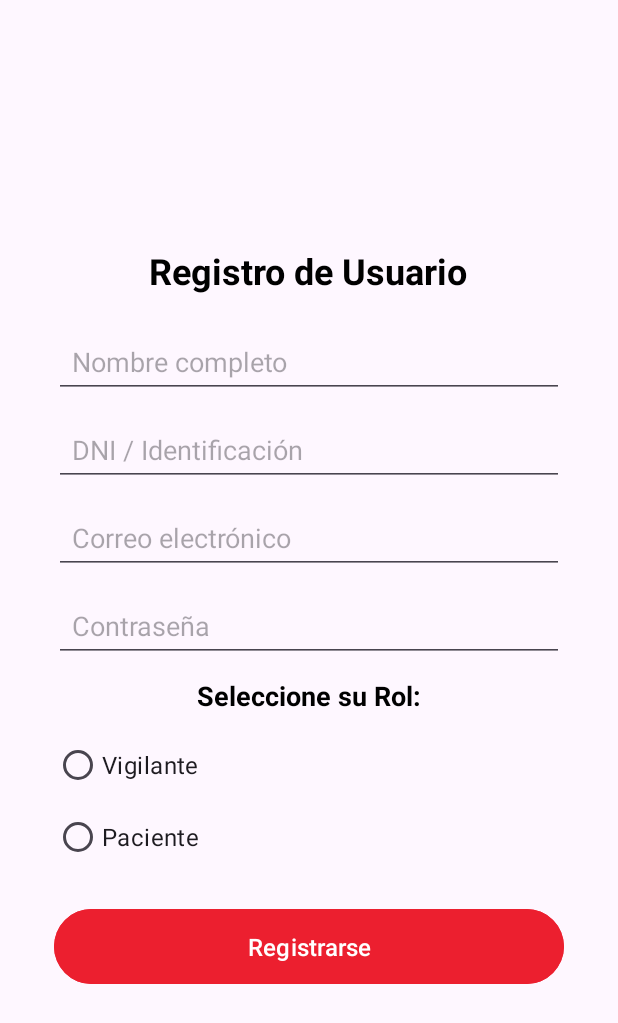
After one commit to sebas7961/HeartAlarm2.0, an Android app: the RegisterFragment screen opened through its navigation route, on a phone screen of 412 x 824 dp. The commit adds this screen. Shown: the top 1023 px of the screen. Run offline under Robolectric (Android 15) with nearby library versions, the phone set to English and light mode, and no system bars; our stand-ins replace Firebase (no records; nobody signed in at launch, a user with empty details on screens opened directly).

Commit message:
Registro configurado con firebase

```diff
--- a/app/src/main/java/com/example/heartalarm20/view/adapters/ContactoAdapter.java
+++ b/app/src/main/java/com/example/heartalarm20/view/adapters/ContactoAdapter.java
@@ -12,9 +12,9 @@ import android.widget.TextView;
 
 import androidx.annotation.NonNull;
 import androidx.recyclerview.widget.RecyclerView;
+import com.example.heartalarm20.model.entities.ContactoEmergencia;
 
 import com.example.heartalarm20.R;
-import com.example.heartalarm20.model.entities.ContactoEmergencia;
 
 import java.util.List;
 
--- a/app/src/main/java/com/example/heartalarm20/view/fragments/LoginFragment.java
+++ b/app/src/main/java/com/example/heartalarm20/view/fragments/LoginFragment.java
@@ -22,6 +22,12 @@ public class LoginFragment extends Fragment {
 
         Button btnPrueba = view.findViewById(R.id.btn_prueba);
 
+        Button btnRegister = view.findViewById(R.id.btn_register);
+
+        btnRegister.setOnClickListener(v -> {
+            Navigation.findNavController(view).navigate(R.id.action_loginFragment_to_registerFragment);
+        });
+
         btnPrueba.setOnClickListener(v ->
                 Navigation.findNavController(view).navigate(R.id.action_loginFragment_to_pacienteActivity)
         );
--- /dev/null
+++ b/app/src/main/java/com/example/heartalarm20/view/fragments/RegisterFragment.java
@@ -0,0 +1,97 @@
+package com.example.heartalarm20.view.fragments;
+
+import android.os.Bundle;
+import android.text.TextUtils;
+import android.view.LayoutInflater;
+import android.view.View;
+import android.view.ViewGroup;
+import android.widget.Button;
+import android.widget.EditText;
+import android.widget.ProgressBar;
+import android.widget.RadioButton;
+import android.widget.RadioGroup;
+import android.widget.Toast;
+
+import androidx.annotation.NonNull;
+import androidx.annotation.Nullable;
+import androidx.fragment.app.Fragment;
+import androidx.lifecycle.ViewModelProvider;
+import androidx.navigation.Navigation;
+
+import com.example.heartalarm20.R;
+import com.example.heartalarm20.model.entities.Usuario;
+import com.example.heartalarm20.viewmodel.RegisterViewModel;
+
+public class RegisterFragment extends Fragment {
+
+    private RegisterViewModel registerViewModel;
+    private EditText etName, etDni, etEmail, etPassword, etEmergencyContact, etRole;
+    private ProgressBar progressBar;
+    private RadioGroup roleGroup;
+
+    @Nullable
+    @Override
+    public View onCreateView(@NonNull LayoutInflater inflater, @Nullable ViewGroup container, @Nullable Bundle savedInstanceState) {
+        View view = inflater.inflate(R.layout.fragment_register, container, false);
+
+        registerViewModel = new ViewModelProvider(this).get(RegisterViewModel.class);
+
+        etName = view.findViewById(R.id.et_name);
+        etDni = view.findViewById(R.id.et_dni);
+        etEmail = view.findViewById(R.id.et_email);
+        etPassword = view.findViewById(R.id.et_password);
+        progressBar = view.findViewById(R.id.progressBar);
+        Button btnRegister = view.findViewById(R.id.btn_register);
+        roleGroup = view.findViewById(R.id.rg_roles);
+
+        btnRegister.setOnClickListener(v -> registerUser());
+
+        observeViewModel();
+
+        return view;
+    }
+
+    private void registerUser() {
+        String name = etName.getText().toString().trim();
+        String dni = etDni.getText().toString().trim();
+        String email = etEmail.getText().toString().trim();
+        String password = etPassword.getText().toString().trim();
+        String role = getSelectedRole();
+
+        if (validateInputs(name, dni, email, password, role)) {
+            progressBar.setVisibility(View.VISIBLE);
+            Usuario user = new Usuario(name, dni, email, password, role.equals("Paciente"));
+            registerViewModel.registerUser(email, password, user);
+        }
+    }
+
+    private String getSelectedRole() {
+        int selectedId = roleGroup.getCheckedRadioButtonId();
+        if (selectedId != -1) {
+            RadioButton selectedRadioButton = getView().findViewById(selectedId);
+            return selectedRadioButton.getText().toString();
+        }
+        return "";
+    }
+
+    private boolean validateInputs(String name, String dni, String email, String password, String role) {
+        if (TextUtils.isEmpty(name) || TextUtils.isEmpty(dni) || TextUtils.isEmpty(email) ||
+                TextUtils.isEmpty(password) || TextUtils.isEmpty(role)) {
+            Toast.makeText(getActivity(), "Todos los campos son obligatorios", Toast.LENGTH_SHORT).show();
+            return false;
+        }
+        return true;
+    }
+
+    private void observeViewModel() {
+        registerViewModel.isUserRegistered.observe(getViewLifecycleOwner(), isRegistered -> {
+            progressBar.setVisibility(View.GONE);
+            if (isRegistered) {
+                Toast.makeText(getActivity(), "Registro exitoso", Toast.LENGTH_SHORT).show();
+                Navigation.findNavController(requireView()).navigate(R.id.action_registerFragment_to_loginFragment);
+            } else {
+                Toast.makeText(getActivity(), "Error en el registro", Toast.LENGTH_SHORT).show();
+            }
+        });
+    }
+}
--- /dev/null
+++ b/app/src/main/java/com/example/heartalarm20/viewmodel/RegisterViewModel.java
@@ -0,0 +1,22 @@
+package com.example.heartalarm20.viewmodel;
+
+import androidx.lifecycle.LiveData;
+import androidx.lifecycle.ViewModel;
+
+import com.example.heartalarm20.model.entities.Usuario;
+import com.example.heartalarm20.model.repositories.FirebaseAuthRepository;
+
+public class RegisterViewModel extends ViewModel {
+
+    private final FirebaseAuthRepository authRepository;
+    public LiveData<Boolean> isUserRegistered;
+
+    public RegisterViewModel() {
+        authRepository = new FirebaseAuthRepository();
+        isUserRegistered = authRepository.isUserRegistered;
+    }
+
+    public void registerUser(String email, String password, Usuario usuario) {
+        authRepository.registerUser(email, password, usuario);
+    }
+}
--- /dev/null
+++ b/app/src/main/res/layout/fragment_register.xml
@@ -0,0 +1,119 @@
+<?xml version="1.0" encoding="utf-8"?>
+<ScrollView xmlns:android="http://schemas.android.com/apk/res/android"
+    android:layout_width="match_parent"
+    android:layout_height="match_parent"
+    android:fillViewport="true"
+    android:padding="20dp">
+
+    <LinearLayout
+        android:layout_width="match_parent"
+        android:layout_height="wrap_content"
+        android:orientation="vertical"
+        android:gravity="center"
+        android:padding="16dp">
+
+        <!-- Título -->
+        <TextView
+            android:layout_width="wrap_content"
+            android:layout_height="wrap_content"
+            android:text="Registro de Usuario"
+            android:textSize="24sp"
+            android:textStyle="bold"
+            android:textColor="@color/black"
+            android:gravity="center"
+            android:layout_marginBottom="20dp"/>
+
+        <!-- Campo Nombre -->
+        <EditText
+            android:id="@+id/et_name"
+            android:layout_width="match_parent"
+            android:layout_height="wrap_content"
+            android:hint="Nombre completo"
+            android:inputType="textPersonName"
+            android:padding="12dp"
+            android:layout_marginBottom="10dp"/>
+
+        <!-- Campo DNI -->
+        <EditText
+            android:id="@+id/et_dni"
+            android:layout_width="match_parent"
+            android:layout_height="wrap_content"
+            android:hint="DNI / Identificación"
+            android:inputType="number"
+            android:padding="12dp"
+            android:layout_marginBottom="10dp"/>
+
+        <!-- Campo Email -->
+        <EditText
+            android:id="@+id/et_email"
+            android:layout_width="match_parent"
+            android:layout_height="wrap_content"
+            android:hint="Correo electrónico"
+            android:inputType="textEmailAddress"
+            android:padding="12dp"
+            android:layout_marginBottom="10dp"/>
+
+        <!-- Campo Contraseña -->
+        <EditText
+            android:id="@+id/et_password"
+            android:layout_width="match_parent"
+            android:layout_height="wrap_content"
+            android:hint="Contraseña"
+            android:inputType="textPassword"
+            android:padding="12dp"
+            android:layout_marginBottom="10dp"/>
+
+        <!-- Campo Contacto de Emergencia -->
+
+        <!-- Selección de Rol -->
+        <TextView
+            android:layout_width="wrap_content"
+            android:layout_height="wrap_content"
+            android:text="Seleccione su Rol:"
+            android:textSize="18sp"
+            android:textStyle="bold"
+            android:textColor="@color/black"
+            android:layout_marginBottom="10dp"/>
+
+        <RadioGroup
+            android:id="@+id/rg_roles"
+            android:layout_width="match_parent"
+            android:layout_height="wrap_content"
+            android:orientation="vertical"
+            android:layout_marginBottom="20dp">
+
+            <RadioButton
+                android:id="@+id/rb_vigilante"
+                android:layout_width="wrap_content"
+                android:layout_height="wrap_content"
+                android:text="Vigilante"
+                android:textSize="16sp"/>
+
+            <RadioButton
+                android:id="@+id/rb_paciente"
+                android:layout_width="wrap_content"
+                android:layout_height="wrap_content"
+                android:text="Paciente"
+                android:textSize="16sp"/>
+        </RadioGroup>
+
+        <!-- Botón de Registro -->
+        <Button
+            android:id="@+id/btn_register"
+            android:layout_width="match_parent"
+            android:layout_height="wrap_content"
+            android:text="Registrarse"
+            android:textColor="@color/white"
+            android:padding="14dp"
+            android:textSize="16sp"
+            android:backgroundTint="@color/rojoAlarm"/>
+
+        <ProgressBar
+            android:id="@+id/progressBar"
+            android:layout_width="wrap_content"
+            android:layout_height="wrap_content"
+            android:visibility="gone"
+            android:layout_gravity="center"
+            android:layout_marginTop="20dp"/>
+    </LinearLayout>
+</ScrollView>
--- a/app/src/main/res/navigation/nav_graph.xml
+++ b/app/src/main/res/navigation/nav_graph.xml
@@ -14,6 +14,9 @@
         <action
             android:id="@+id/action_loginFragment_to_vigilanteActivity"
             app:destination="@id/vigilanteActivity" />
+        <action
+            android:id="@+id/action_loginFragment_to_registerFragment"
+            app:destination="@id/registerFragment" />
     </fragment>
     <activity
         android:id="@+id/pacienteActivity"
@@ -25,6 +28,15 @@
         android:name="com.example.heartalarm20.VigilanteActivity"
         android:label="Vigilante"
         tools:layout="@layout/activity_vigilante" />
+    <fragment
+        android:id="@+id/registerFragment"
+        android:name="com.example.heartalarm20.view.fragments.RegisterFragment"
+        android:label="Registrar usuarios"
+        tools:layout="@layout/fragment_register">
+        <action
+            android:id="@+id/action_registerFragment_to_loginFragment"
+            app:destination="@id/loginFragment" />
+    </fragment>
 
 <!--
     <fragment
--- a/app/src/main/res/values/strings.xml
+++ b/app/src/main/res/values/strings.xml
@@ -7,4 +7,6 @@
     </string-array>
     <string name="bt_call">Llamar</string>
     <string name="bt_false_alarm">Falsa alarma</string>
+    <!-- TODO: Remove or change this placeholder text -->
+    <string name="hello_blank_fragment">Hello blank fragment</string>
 </resources>
```
Also changed, not shown: app/build.gradle.kts (+7 -3 lines), app/src/main/java/com/example/heartalarm20/model/entities/Usuario.java (+11 -1 lines), app/src/main/java/com/example/heartalarm20/model/repositories/FirebaseAuthRepository.java (added, +65 -0 lines), app/src/main/res/layout/fragment_login.xml (+12 -6 lines), 1 other file.
